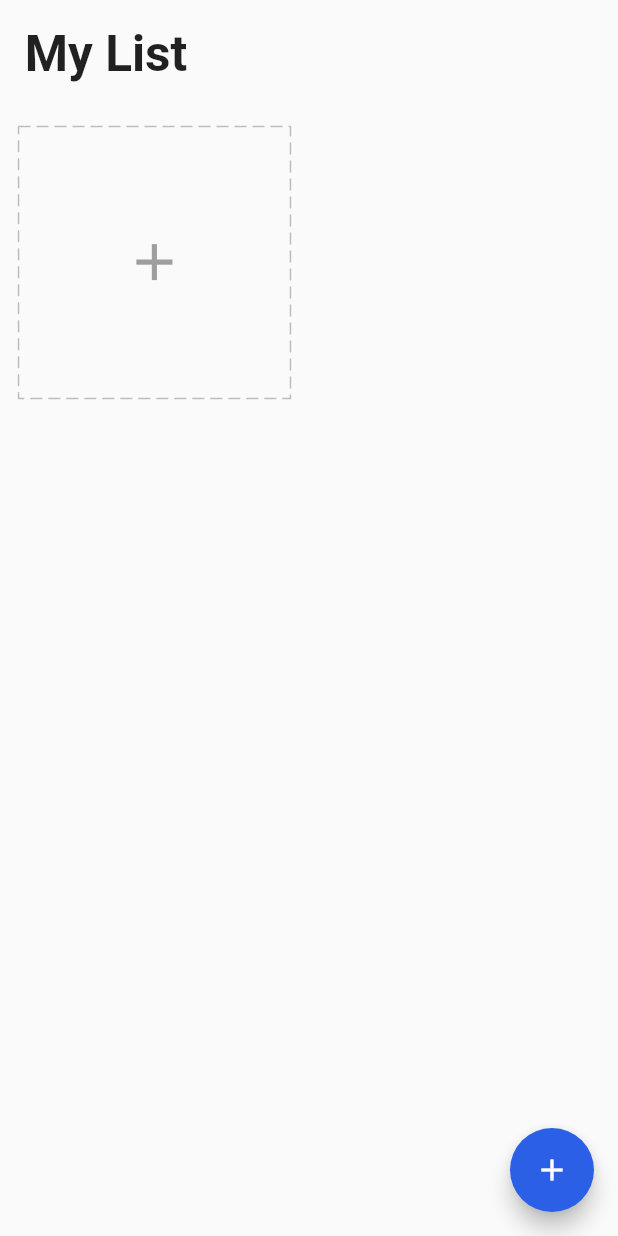
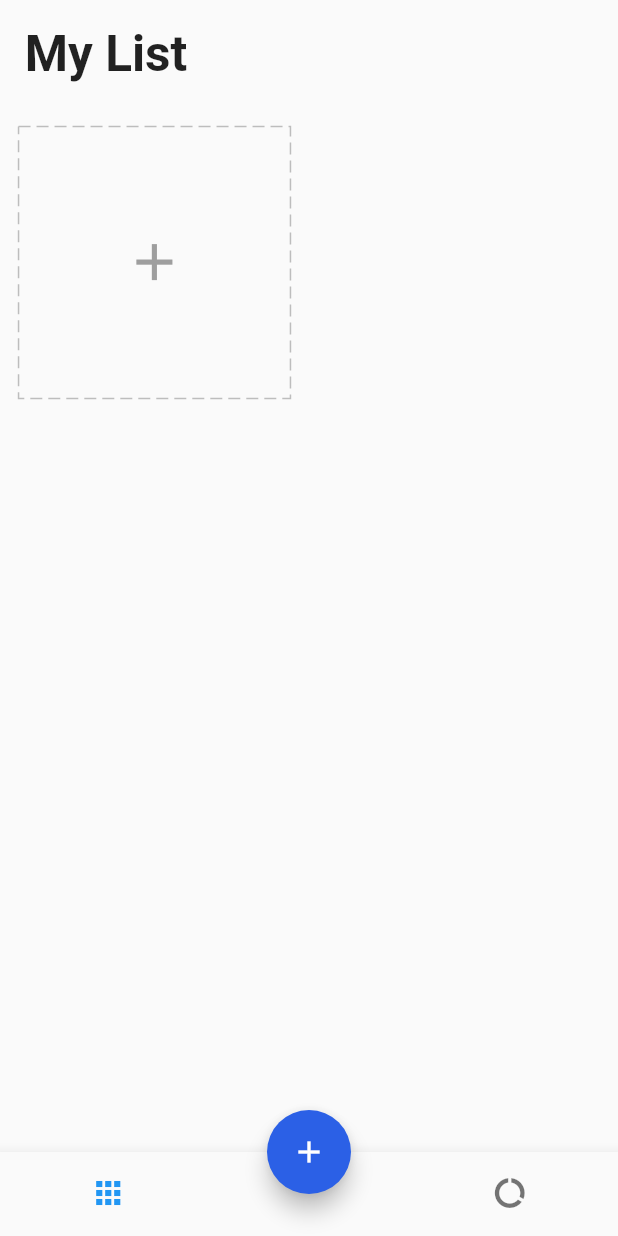
Before and after one commit to ArklemX/getx_todo_app, a Flutter app: the screen it shows after launch, on a phone screen of 412 x 824 dp. Run offline on Flutter 3.47's test engine with Material 2 defaults, Android fonts, the phone set to English and light mode, and no system bars; drawn by our look-alikes of dotted_border; our stand-ins replace equatable, flutter_easyloading, get, get_storage, loading_animation_widget, step_progress_indicator.

Commit message:
add tab and disable splash effect on tabs btns

```diff
--- a/lib/app/modules/home/views/home_view.dart
+++ b/lib/app/modules/home/views/home_view.dart
@@ -2,6 +2,7 @@ import 'package:flutter/material.dart';
 import 'package:flutter_easyloading/flutter_easyloading.dart';
 
 import 'package:get/get.dart';
+import 'package:getx_todo_app/app/modules/report/views/report_view.dart';
 import 'package:getx_todo_app/app/widgets/add_dialog.dart';
 import 'package:getx_todo_app/core/utils/extensions.dart';
 import 'package:getx_todo_app/core/values/colors.dart';
@@ -16,15 +17,19 @@ class HomeView extends GetView<HomeController> {
   @override
   Widget build(BuildContext context) {
     return Scaffold(
-      body: SafeArea(
+      body: Obx(
+        () => IndexedStack(
+          index: controller.tabIndex.value,
+          children: [
+            SafeArea(
               child: ListView(
                 children: [
                   Padding(
                     padding: EdgeInsets.all(4.0.wp),
                     child: Text(
                       'My List',
-                style:
-                    TextStyle(fontSize: 24.0.sp, fontWeight: FontWeight.bold),
+                      style: TextStyle(
+                          fontSize: 24.0.sp, fontWeight: FontWeight.bold),
                     ),
                   ),
                   Obx(
@@ -37,7 +42,8 @@ class HomeView extends GetView<HomeController> {
                             .map(
                               (task) => LongPressDraggable(
                                 data: task,
-                          onDragStarted: () => controller.changeDeleting(true),
+                                onDragStarted: () =>
+                                    controller.changeDeleting(true),
                                 onDraggableCanceled: (velocity, offset) =>
                                     controller.changeDeleting(false),
                                 onDragEnd: (details) =>
@@ -54,6 +60,10 @@ class HomeView extends GetView<HomeController> {
                       ],
                     ),
                   )
+                ],
+              ),
+            ),
+            ReportView(),
           ],
         ),
       ),
@@ -82,6 +92,35 @@ class HomeView extends GetView<HomeController> {
           EasyLoading.showSuccess('Deleted Successfully');
         },
       ),
+      floatingActionButtonLocation: FloatingActionButtonLocation.centerDocked,
+      bottomNavigationBar: Theme(
+        data: ThemeData(
+          splashColor: Colors.transparent,
+          highlightColor: Colors.transparent,
+        ),
+        child: BottomNavigationBar(
+          onTap: (index) => controller.changeTabIndex(index),
+          currentIndex: controller.tabIndex.value,
+          showSelectedLabels: false,
+          showUnselectedLabels: false,
+          items: [
+            BottomNavigationBarItem(
+              label: 'Home',
+              icon: Padding(
+                padding: EdgeInsets.only(right: 15.0.wp),
+                child: const Icon(Icons.apps),
+              ),
+            ),
+            BottomNavigationBarItem(
+              label: 'Report',
+              icon: Padding(
+                padding: EdgeInsets.only(left: 15.0.wp),
+                child: const Icon(Icons.data_usage),
+              ),
+            ),
+          ],
+        ),
+      ),
     );
   }
 }
--- a/lib/app/modules/report/views/report_view.dart
+++ b/lib/app/modules/report/views/report_view.dart
@@ -9,10 +9,6 @@ class ReportView extends GetView<ReportController> {
   @override
   Widget build(BuildContext context) {
     return Scaffold(
-      appBar: AppBar(
-        title: const Text('ReportView'),
-        centerTitle: true,
-      ),
       body: Center(
         child: Text(
           'ReportView is working',
--- a/lib/app/widgets/task_card.dart
+++ b/lib/app/widgets/task_card.dart
@@ -40,8 +40,9 @@ class TaskCard extends StatelessWidget {
             //TODO : Change after finish todo CRUD
             //TODO : Add Tween Animation on the progress bar
             StepProgressIndicator(
-              totalSteps: 100,
-              currentStep: 53,
+              totalSteps: homeCtrl.isTodosEmpty(task) ? 1 : task.todos!.length,
+              currentStep:
+                  homeCtrl.isTodosEmpty(task) ? 0 : homeCtrl.getDoneTodo(task),
               size: 5,
               padding: 0,
               selectedGradientColor: LinearGradient(
```
Also changed, not shown: lib/app/modules/detail/widgets/done_list.dart (+15 -1 lines), lib/app/modules/home/controllers/home_controller.dart (+26 -0 lines). Lines whose indentation alone changed are shown as unchanged.
